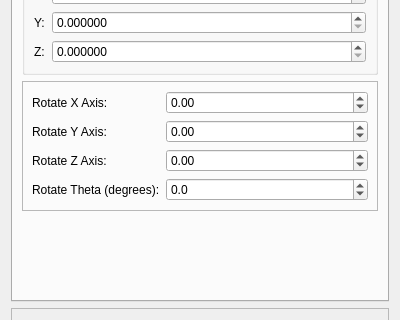
This is src/Interface/Modules/Math/CreateGeometricTransform.ui in SCIInstitute/SCIRun as Qt 5 draws it before an edit; both pictures show x 0 to 400 and y 93 to 413 of the 400 by 500 pixel window. The edited form follows.
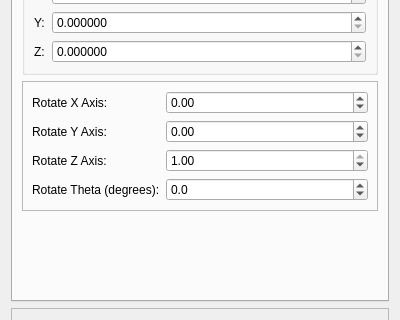
This is the edited form. The open tabs and pages were chosen to show the change.

Patch:
```diff
--- a/src/Interface/Modules/Math/CreateGeometricTransform.ui
+++ b/src/Interface/Modules/Math/CreateGeometricTransform.ui
@@ -470,6 +470,9 @@
             <property name="singleStep">
              <double>0.010000000000000</double>
             </property>
+            <property name="value">
+             <double>1.000000000000000</double>
+            </property>
            </widget>
           </item>
           <item row="3" column="0">
```
